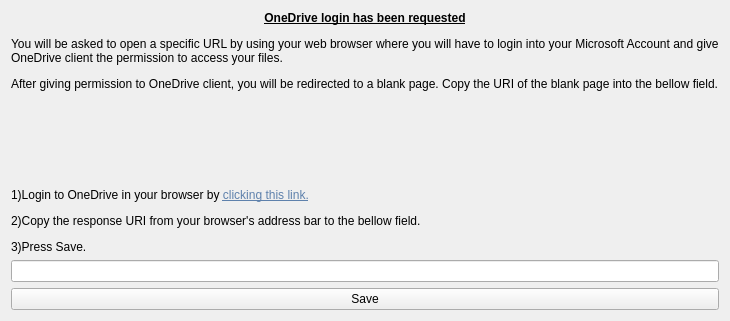
Above: src/ui/external_login.ui from bpozdena/OneDriveGUI before the change. Below: the same form after it.
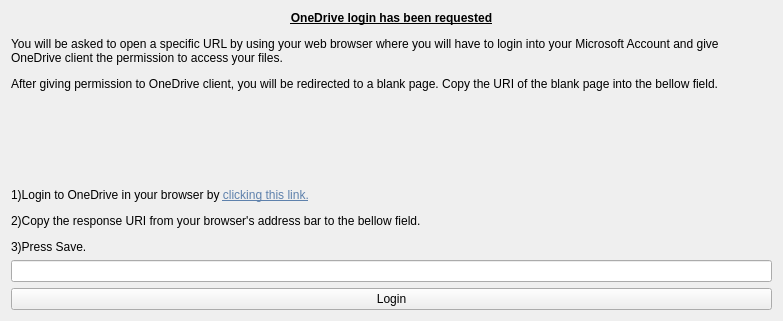
That is the form after the change.

Commit message: Implement logon validation for AppImage users #56

The edit to the form file:
```diff
--- a/src/ui/external_login.ui
+++ b/src/ui/external_login.ui
@@ -6,7 +6,7 @@
    <rect>
     <x>0</x>
     <y>0</y>
-    <width>730</width>
+    <width>783</width>
     <height>321</height>
    </rect>
   </property>
@@ -52,7 +52,7 @@
      <item>
       <widget class="QPushButton" name="pushButton_save">
        <property name="text">
-        <string>Save</string>
+        <string>Login</string>
        </property>
       </widget>
      </item>
```
Left out of the diff: 2 changed lines with no effect on the pictures. The commit also changes 2 other files.
